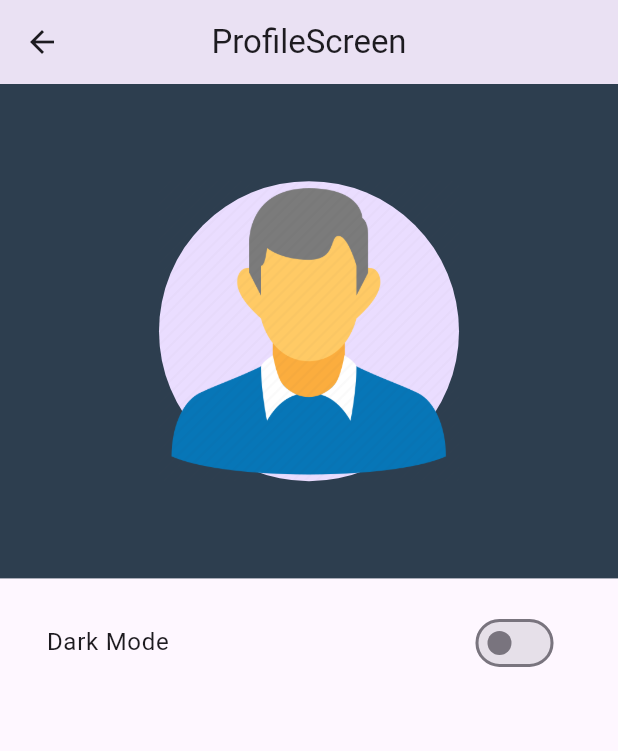
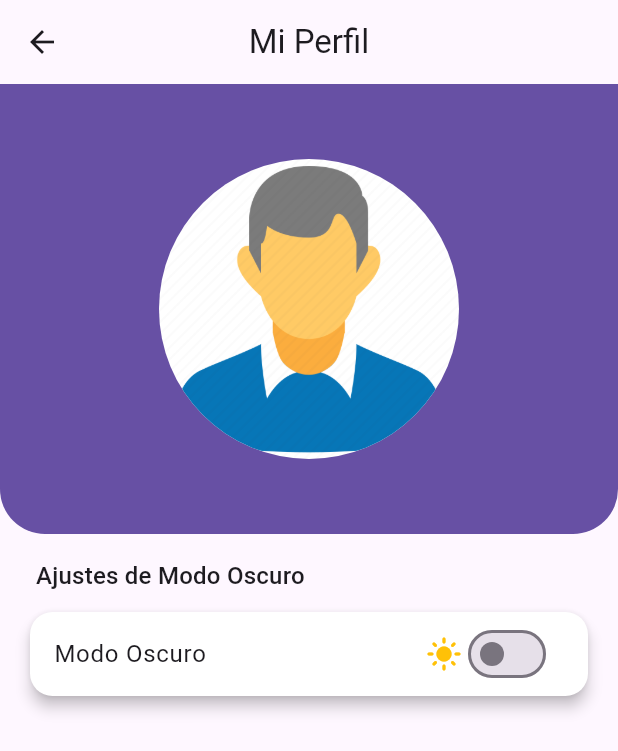
Before and after one commit to AgustinPuente1/TP2-Flutter-Grupo12, a Flutter app: the ProfileScreen screen opened by its route, on a phone screen of 412 x 824 dp. Shown: the top 751 px of the screen. Run offline on Flutter 3.47's test engine with Material 3 defaults, Android fonts, the phone set to English and light mode, and no system bars; our stand-ins replace shared_preferences; accounts and stored records are empty.

Commit message:
Mejoro aspectos de pantalla Movie_Details y Profile_Screen

```diff
--- a/lib/screens/balot_list_screen.dart
+++ b/lib/screens/balot_list_screen.dart
@@ -163,7 +163,8 @@ class _BalotListScreenState extends State<BalotListScreen> {
                           ),
                         ),
                         const SizedBox(height: 4),
-                        // Género
+
+                        // Genero
                         Expanded(
                           flex: 1,
                           child: Text(
@@ -176,6 +177,7 @@ class _BalotListScreenState extends State<BalotListScreen> {
                             overflow: TextOverflow.ellipsis,
                           ),
                         ),
+
                         // Calificación
                         Row(
                           children: [
--- a/lib/screens/profile_screen.dart
+++ b/lib/screens/profile_screen.dart
@@ -3,26 +3,21 @@ import 'package:provider/provider.dart';
 import 'package:tp2_flutter_grupo12/providers/theme_provider.dart';
 
 class ProfileScreen extends StatelessWidget {
-  const ProfileScreen({super.key});
+  const ProfileScreen({Key? key}) : super(key: key);
 
   @override
   Widget build(BuildContext context) {
-    final size = MediaQuery.of(context).size;
-
     return Scaffold(
       appBar: AppBar(
+        title: const Text('Mi Perfil'),
         centerTitle: true,
-        title: const Text('ProfileScreen'),
-        elevation: 10,
+        elevation: 0,
       ),
-      body: SingleChildScrollView(
+      body: const SingleChildScrollView(
         child: Column(
           children: [
-            HeaderProfile(size: size),
-            const Padding(
-              padding: EdgeInsets.all(15.0),
-              child: BodyProfile(),
-            ),
+            HeaderProfile(),
+            ProfileBody(),
           ],
         ),
       ),
@@ -30,48 +25,80 @@ class ProfileScreen extends StatelessWidget {
   }
 }
 
-class BodyProfile extends StatelessWidget {
-  const BodyProfile({super.key});
-
-  @override
-  Widget build(BuildContext context) {
-    final themeProvider = Provider.of<ThemeProvider>(context);
-
-    return Column(
-      children: [
-        SwitchListTile.adaptive(
-          title: const Text('Dark Mode'),
-          value: themeProvider.isDarkMode,
-          onChanged: (bool value) {
-            themeProvider.toggleTheme(value);
-          },
-        ),
-        const SizedBox(height: 15),
-      ],
-    );
-  }
-}
-
 class HeaderProfile extends StatelessWidget {
-  const HeaderProfile({
-    super.key,
-    required this.size,
-  });
-
-  final Size size;
+  const HeaderProfile({Key? key}) : super(key: key);
 
   @override
   Widget build(BuildContext context) {
     return Container(
       width: double.infinity,
-      height: size.height * 0.40,
-      color: const Color(0xff2d3e4f),
+      height: 300,
+      decoration: BoxDecoration(
+        color: Theme.of(context).colorScheme.primary,
+        borderRadius: const BorderRadius.only(
+          bottomLeft: Radius.circular(30),
+          bottomRight: Radius.circular(30),
+        ),
+      ),
       child: Center(
         child: CircleAvatar(
           radius: 100,
-          child: Image.asset('assets/images/avatar.png'),
+          backgroundImage: AssetImage('assets/images/avatar.png'),
+          backgroundColor: Colors.white,
         ),
       ),
     );
   }
 }
+
+class ProfileBody extends StatelessWidget {
+  const ProfileBody({Key? key}) : super(key: key);
+
+  @override
+  Widget build(BuildContext context) {
+    final themeProvider = Provider.of<ThemeProvider>(context);
+    final isDarkMode = themeProvider.isDarkMode;
+
+    return Padding(
+      padding: const EdgeInsets.all(16.0),
+      child: Column(
+        crossAxisAlignment: CrossAxisAlignment.start,
+        children: [
+          Padding(
+            padding: const EdgeInsets.only(left: 8.0, bottom: 8.0),
+            child: Text(
+              'Ajustes de Modo Oscuro',
+              style: Theme.of(context).textTheme.titleMedium,
+            ),
+          ),
+          Card(
+            color: isDarkMode ? Colors.grey[800] : Colors.white,
+            elevation: 4,
+            shape: RoundedRectangleBorder(
+              borderRadius: BorderRadius.circular(15),
+            ),
+            child: ListTile(
+              title: const Text('Modo Oscuro'),
+              trailing: Row(
+                mainAxisSize: MainAxisSize.min,
+                children: [
+                  Icon(
+                    isDarkMode ? Icons.dark_mode : Icons.light_mode,
+                    color: isDarkMode ? Colors.white : Colors.amber,
+                  ),
+                  Switch.adaptive(
+                    value: isDarkMode,
+                    onChanged: (bool value) {
+                      themeProvider.toggleTheme(value);
+                    },
+                    activeColor: Theme.of(context).colorScheme.primary,
+                  ),
+                ],
+              ),
+            ),
+          ),
+        ],
+      ),
+    );
+  }
+}
```
Also changed, not shown: lib/screens/movies_details_screen.dart (+150 -96 lines), 1 other file.
